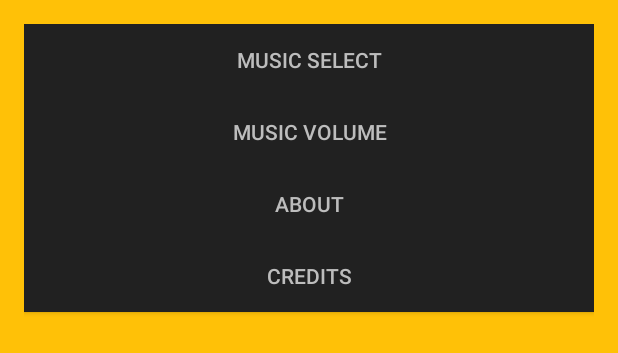
After one commit to bytao7mao/ZombieTextGame, an Android app: the layout activity_options.xml on its own in the app's theme, with its tools: preview values and no code run, on a phone screen of 412 x 824 dp. The commit adds this screen. Shown: the top 353 px of the screen. Run offline under Robolectric (Android 15) with nearby library versions, the phone set to English and light mode, and no system bars.

Commit message:
Changed "About Us" to "Options" in the Main Activity Added a new Option Activity containing four buttons: Music select, Music volume, About and Credits

```diff
--- a/app/build.gradle
+++ b/app/build.gradle
@@ -19,7 +19,7 @@ android {
 }
 
 dependencies {
-    implementation fileTree(dir: 'libs', include: ['*.jar'])
+    implementation fileTree(include: ['*.jar'], dir: 'libs')
     implementation 'com.android.support:appcompat-v7:26.1.0'
     implementation 'com.android.support.constraint:constraint-layout:1.0.2'
     testImplementation 'junit:junit:4.12'
--- a/app/src/main/res/layout/activity_main.xml
+++ b/app/src/main/res/layout/activity_main.xml
@@ -26,7 +26,7 @@
         android:layout_alignParentLeft="true"
         android:layout_alignParentStart="true"
         android:layout_below="@+id/editTxt"
-        android:background="#212121"
+        android:background="@color/buttonBackground"
         android:text="New Game"
         android:textColor="@color/colorAccent" />
 
@@ -37,8 +37,8 @@
         android:layout_alignParentLeft="true"
         android:layout_alignParentStart="true"
         android:layout_below="@+id/btnAuthActivity"
-        android:background="#212121"
-        android:text="About us"
+        android:background="@color/buttonBackground"
+        android:text="Options"
         android:textColor="@color/colorAccent" />
 
 
@@ -49,7 +49,7 @@
         android:layout_alignLeft="@+id/btnAuthActivity"
         android:layout_alignParentBottom="true"
         android:layout_alignStart="@+id/btnAuthActivity"
-        android:background="#212121"
+        android:background="@color/buttonBackground"
         android:text="Sale on Now!"
         android:textColor="@color/colorAccent"
         android:visibility="invisible" />
@@ -61,7 +61,7 @@
         android:layout_alignParentLeft="true"
         android:layout_alignParentStart="true"
         android:layout_below="@+id/newGamebtn"
-        android:background="#212121"
+        android:background="@color/buttonBackground"
         android:gravity="center"
         android:text="Sign Up / Log In"
         android:textColor="@color/colorAccent" />
--- /dev/null
+++ b/app/src/main/res/layout/activity_options.xml
@@ -0,0 +1,44 @@
+<?xml version="1.0" encoding="utf-8"?>
+<RelativeLayout xmlns:android="http://schemas.android.com/apk/res/android"
+    android:layout_width="match_parent"
+    android:layout_height="match_parent"
+    android:background="@color/colorPrimary"
+    android:padding="@dimen/activity_vertical_margin">
+
+
+    <Button
+        android:id="@+id/musicSelectButton"
+        android:layout_width="match_parent"
+        android:layout_height="wrap_content"
+        android:background="@color/buttonBackground"
+        android:text="@string/music_selection_button"
+        android:textColor="@color/colorAccent" />
+
+    <Button
+        android:id="@+id/musicVolumeButton"
+        android:layout_width="match_parent"
+        android:layout_height="wrap_content"
+        android:layout_below="@id/musicSelectButton"
+        android:background="@color/buttonBackground"
+        android:text="@string/music_volume_button"
+        android:textColor="@color/colorAccent" />
+
+    <Button
+        android:id="@+id/aboutButton"
+        android:layout_width="match_parent"
+        android:layout_height="wrap_content"
+        android:layout_below="@id/musicVolumeButton"
+        android:background="@color/buttonBackground"
+        android:text="@string/about_button"
+        android:textColor="@color/colorAccent" />
+
+    <Button
+        android:id="@+id/creditsButton"
+        android:layout_width="match_parent"
+        android:layout_height="wrap_content"
+        android:layout_below="@id/aboutButton"
+        android:background="@color/buttonBackground"
+        android:text="@string/credits_button"
+        android:textColor="@color/colorAccent" />
+
+</RelativeLayout>
--- a/app/src/main/res/values/colors.xml
+++ b/app/src/main/res/values/colors.xml
@@ -3,4 +3,5 @@
     <color name="colorPrimary">#FFC107</color>
     <color name="colorPrimaryDark">#FFA000</color>
     <color name="colorAccent">#BDBDBD</color>
+    <color name="buttonBackground">#212121</color>
 </resources>
--- a/app/src/main/res/values/strings.xml
+++ b/app/src/main/res/values/strings.xml
@@ -4,5 +4,10 @@
         qui blanditiis praesentium voluptatum deleniti atque corrupti, quos dolores
         et quas molestias excepturi sint, obcaecati cupiditate non-provident, similiq
         ue sunt in culpa.</string>
+    <!--Options activity buttons-->
+    <string name="music_selection_button">Music select</string>
+    <string name="music_volume_button">Music volume</string>
+    <string name="about_button">About</string>
+    <string name="credits_button">Credits</string>
 
 </resources>
```
